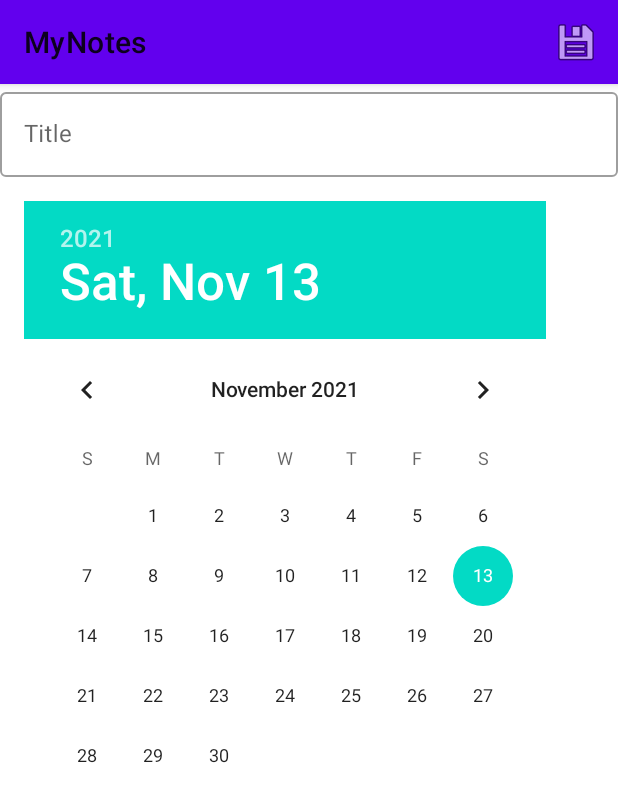
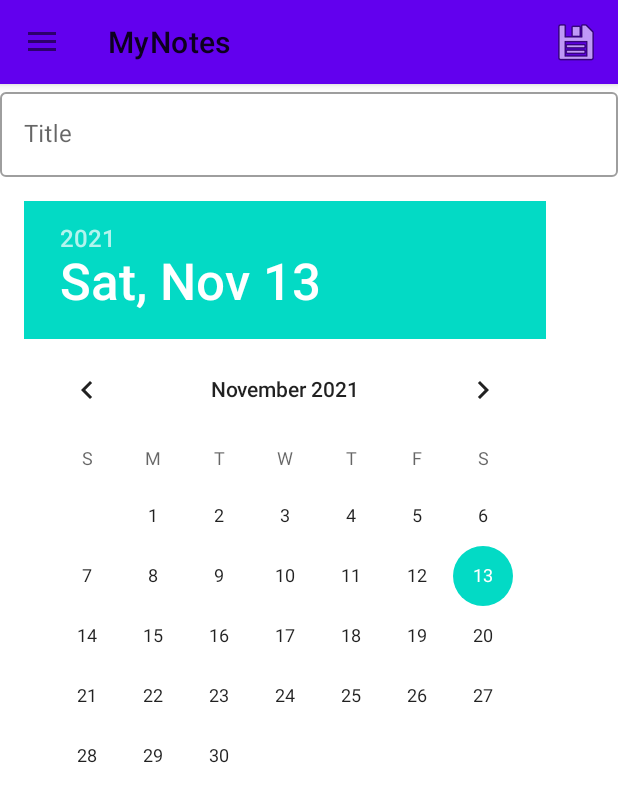
Before and after one commit to Garvardinho/MyNotes, an Android app: the screen it shows after launch (MainActivity), after a tap on "Add", on a phone screen of 412 x 824 dp. Shown: the top 802 px of the screen. Run offline under Robolectric (Android 15) with nearby library versions, the phone set to English and light mode, and no system bars; libraries missing offline, so code that uses them is left out: io.realm, io.realm.exceptions, io.realm.kotlin; 7 statements that could not run were skipped.

Commit message:
Navigation drawer added

```diff
--- a/app/src/main/java/com/garvardinho/mynotes/MainActivity.kt
+++ b/app/src/main/java/com/garvardinho/mynotes/MainActivity.kt
@@ -4,8 +4,13 @@ import androidx.appcompat.app.AppCompatActivity
 import android.os.Bundle
 import android.view.Menu
 import android.view.MenuItem
+import androidx.appcompat.app.ActionBarDrawerToggle
+import androidx.appcompat.widget.AppCompatImageView
 import androidx.appcompat.widget.Toolbar
+import androidx.core.view.GravityCompat
+import androidx.drawerlayout.widget.DrawerLayout
 import androidx.fragment.app.FragmentTransaction.TRANSIT_FRAGMENT_FADE
+import com.google.android.material.navigation.NavigationView
 import io.realm.Realm
 import io.realm.RealmConfiguration
 
@@ -26,17 +31,48 @@ class MainActivity : AppCompatActivity() {
         setContentView(R.layout.activity_main)
         val toolbar: Toolbar = findViewById(R.id.toolbar)
         setSupportActionBar(toolbar)
+        initDrawer(toolbar)
     }
 
-    override fun onOptionsItemSelected(item: MenuItem): Boolean {
-        if (item.itemId == R.id.menu_add) {
+    private fun initDrawer(toolbar: Toolbar) {
+        val drawer: DrawerLayout = findViewById(R.id.drawer_layout)
+        val toggle = ActionBarDrawerToggle(
+            this, drawer, toolbar,
+            R.string.navigation_drawer_open,
+            R.string.navigation_drawer_close
+        )
+        drawer.addDrawerListener(toggle)
+        toggle.syncState()
+
+        val navigationView: NavigationView = findViewById(R.id.nav_view)
+        navigationView.setNavigationItemSelectedListener { menuItem ->
+            val id: Int = menuItem.itemId
+            if (navigateFragment(id)) {
+                drawer.closeDrawer(GravityCompat.START)
+                return@setNavigationItemSelectedListener true
+            }
+            return@setNavigationItemSelectedListener false
+        }
+    }
+
+    private fun navigateFragment(id: Int): Boolean {
+        if (id == R.id.menu_add) {
             supportFragmentManager
                 .beginTransaction()
                 .replace(R.id.notes, CreateNewNoteFragment())
                 .setTransition(TRANSIT_FRAGMENT_FADE)
                 .addToBackStack(null)
                 .commit()
+
+            return true
         }
+        return false
+    }
+
+    override fun onOptionsItemSelected(item: MenuItem): Boolean {
+        if (navigateFragment(item.itemId))
+            return true
+
         return super.onOptionsItemSelected(item)
     }
 
--- a/app/src/main/res/layout-land/content_main.xml
+++ b/app/src/main/res/layout-land/content_main.xml
@@ -2,8 +2,8 @@
 <LinearLayout xmlns:android="http://schemas.android.com/apk/res/android"
     android:layout_width="match_parent"
     android:layout_height="match_parent"
-    android:orientation="horizontal"
-    android:layout_marginTop="?attr/actionBarSize">
+    android:layout_marginTop="?attr/actionBarSize"
+    android:orientation="horizontal">
 
     <androidx.fragment.app.FragmentContainerView
         android:id="@+id/notes"
--- a/app/src/main/res/layout/activity_main.xml
+++ b/app/src/main/res/layout/activity_main.xml
@@ -1,22 +1,25 @@
 <?xml version="1.0" encoding="utf-8"?>
-<androidx.coordinatorlayout.widget.CoordinatorLayout xmlns:android="http://schemas.android.com/apk/res/android"
+<androidx.drawerlayout.widget.DrawerLayout xmlns:android="http://schemas.android.com/apk/res/android"
+    xmlns:app="http://schemas.android.com/apk/res-auto"
     xmlns:tools="http://schemas.android.com/tools"
+    android:id="@+id/drawer_layout"
     android:layout_width="match_parent"
     android:layout_height="match_parent"
-    tools:context=".MainActivity">
+    android:fitsSystemWindows="true"
+    tools:openDrawer="start">
 
-    <com.google.android.material.appbar.AppBarLayout
+    <include
+        layout="@layout/app_bar_main"
         android:layout_width="match_parent"
-        android:layout_height="wrap_content"
-        android:theme="@style/Theme.App.AppBarOverlay">
+        android:layout_height="match_parent" />
 
-        <androidx.appcompat.widget.Toolbar
-            android:id="@+id/toolbar"
-            android:layout_width="match_parent"
-            android:layout_height="?attr/actionBarSize"
-            android:theme="@style/Theme.App.PopupOverlay" />
-    </com.google.android.material.appbar.AppBarLayout>
+    <com.google.android.material.navigation.NavigationView
+        android:id="@+id/nav_view"
+        android:layout_width="wrap_content"
+        android:layout_height="match_parent"
+        android:layout_gravity="start"
+        android:fitsSystemWindows="true"
+        app:headerLayout="@layout/nav_header_main"
+        app:menu="@menu/main_drawer" />
 
-    <include layout="@layout/content_main"/>
-
-</androidx.coordinatorlayout.widget.CoordinatorLayout>
+</androidx.drawerlayout.widget.DrawerLayout>
--- /dev/null
+++ b/app/src/main/res/layout/app_bar_main.xml
@@ -0,0 +1,22 @@
+<?xml version="1.0" encoding="utf-8"?>
+<androidx.coordinatorlayout.widget.CoordinatorLayout xmlns:android="http://schemas.android.com/apk/res/android"
+    xmlns:tools="http://schemas.android.com/tools"
+    android:layout_width="match_parent"
+    android:layout_height="match_parent"
+    tools:context=".MainActivity">
+
+    <com.google.android.material.appbar.AppBarLayout
+        android:layout_width="match_parent"
+        android:layout_height="wrap_content"
+        android:theme="@style/Theme.App.AppBarOverlay">
+
+        <androidx.appcompat.widget.Toolbar
+            android:id="@+id/toolbar"
+            android:layout_width="match_parent"
+            android:layout_height="?attr/actionBarSize"
+            android:theme="@style/Theme.App.PopupOverlay" />
+    </com.google.android.material.appbar.AppBarLayout>
+
+    <include layout="@layout/content_main"/>
+
+</androidx.coordinatorlayout.widget.CoordinatorLayout>
--- a/app/src/main/res/layout/content_main.xml
+++ b/app/src/main/res/layout/content_main.xml
@@ -2,9 +2,8 @@
 <FrameLayout xmlns:android="http://schemas.android.com/apk/res/android"
     android:layout_width="match_parent"
     android:layout_height="match_parent"
-    android:orientation="vertical"
     android:layout_marginTop="?attr/actionBarSize"
-    >
+    android:orientation="vertical">
 
     <androidx.fragment.app.FragmentContainerView
         android:id="@+id/notes"
--- /dev/null
+++ b/app/src/main/res/menu/main_drawer.xml
@@ -0,0 +1,14 @@
+<?xml version="1.0" encoding="utf-8"?>
+<menu xmlns:android="http://schemas.android.com/apk/res/android">
+    <item
+        android:id="@+id/icon_settings"
+        android:icon="@android:drawable/ic_menu_preferences"
+        android:title="@string/settings"
+        />
+
+    <item
+        android:id="@+id/icon_about_us"
+        android:icon="@android:drawable/ic_menu_info_details"
+        android:title="@string/about_us"
+        />
+</menu>
--- /dev/null
+++ b/app/src/main/res/values/dimens.xml
@@ -0,0 +1,5 @@
+<?xml version="1.0" encoding="utf-8"?>
+<resources>
+    <dimen name="nav_header_height">250dp</dimen>
+    <dimen name="nav_header_dimen">42sp</dimen>
+</resources>
```
Also changed, not shown: app/src/main/res/drawable/side_nav_bar.xml (added, +10 -0 lines), app/src/main/res/layout/nav_header_main.xml (added, +35 -0 lines), app/src/main/res/values/strings.xml (+3 -11 lines).
